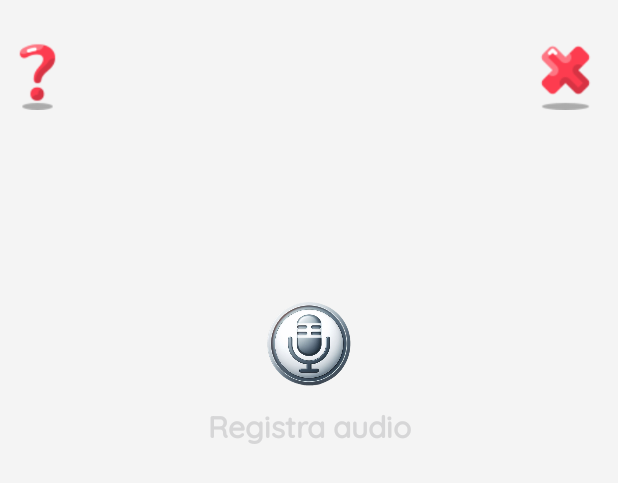
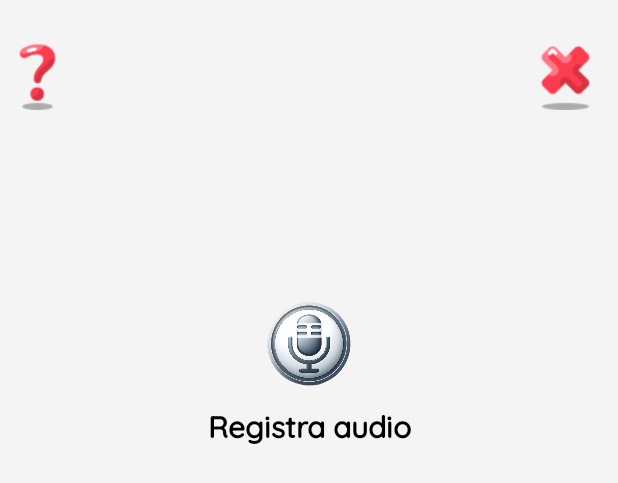
Before and after one commit to RobertoGuastamacchia/pronuntiApp, an Android app: the layout fragment_minimal_pairs_audio_recording.xml on its own in the app's theme, with its tools: preview values and no code run, on a phone screen of 412 x 824 dp. Shown: the top 483 px of the screen. Run offline under Robolectric (Android 15) with nearby library versions, the light colour scheme and no system bars.

Commit message:
any fixs

```diff
--- a/app/src/main/res/layout/fragment_minimal_pairs_audio_recording.xml
+++ b/app/src/main/res/layout/fragment_minimal_pairs_audio_recording.xml
@@ -100,7 +100,7 @@
                 android:labelFor="@+id/startAudio"
                 android:text="@string/record_audio"
                 android:textAlignment="center"
-                android:textColor="@color/blacks"
+                android:textColor="@color/black"
                 android:textSize="@dimen/playButtonLabelDimension"
                 android:textStyle="bold" />
 
```
